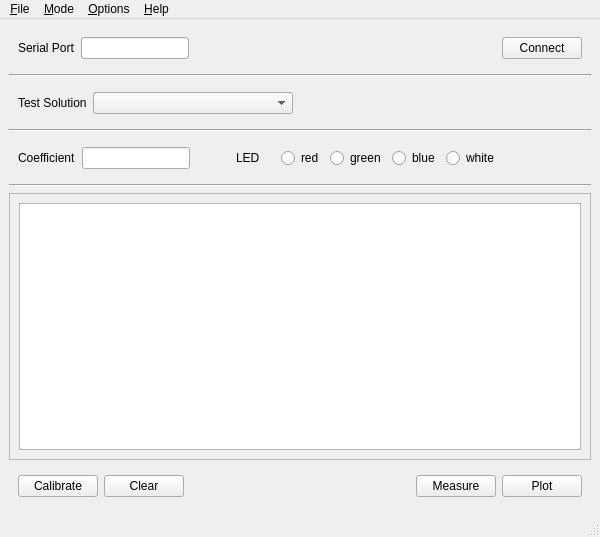
First picture: the form in python/Colorimeter/colorimeter/gui/measure/measure.ui, repository iorodeo/colorimeter, before the edit.
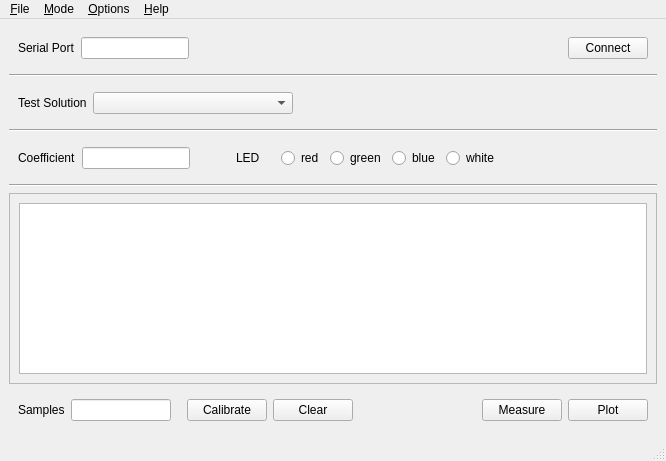
Second picture: the form after the edit. Custom widgets are drawn as their Qt base class.

Commit message: Added lineEdit for setting number for samples to the plot and measure programs.

What changed in the file:
```diff
--- a/python/Colorimeter/colorimeter/gui/measure/measure.ui
+++ b/python/Colorimeter/colorimeter/gui/measure/measure.ui
@@ -6,8 +6,8 @@
    <rect>
     <x>0</x>
     <y>0</y>
-    <width>600</width>
-    <height>537</height>
+    <width>666</width>
+    <height>461</height>
    </rect>
   </property>
   <property name="windowTitle">
@@ -306,6 +306,51 @@
        </size>
       </property>
       <layout class="QHBoxLayout" name="horizontalLayout_3">
+       <item>
+        <widget class="QLabel" name="label_5">
+         <property name="text">
+          <string>Samples</string>
+         </property>
+        </widget>
+       </item>
+       <item>
+        <widget class="QLineEdit" name="samplesLineEdit">
+         <property name="sizePolicy">
+          <sizepolicy hsizetype="Fixed" vsizetype="Fixed">
+           <horstretch>0</horstretch>
+           <verstretch>0</verstretch>
+          </sizepolicy>
+         </property>
+         <property name="minimumSize">
+          <size>
+           <width>100</width>
+           <height>0</height>
+          </size>
+         </property>
+         <property name="maximumSize">
+          <size>
+           <width>100</width>
+           <height>16777215</height>
+          </size>
+         </property>
+        </widget>
+       </item>
+       <item>
+        <spacer name="horizontalSpacer_7">
+         <property name="orientation">
+          <enum>Qt::Horizontal</enum>
+         </property>
+         <property name="sizeType">
+          <enum>QSizePolicy::Fixed</enum>
+         </property>
+         <property name="sizeHint" stdset="0">
+          <size>
+           <width>10</width>
+           <height>20</height>
+          </size>
+         </property>
+        </spacer>
+       </item>
        <item>
         <widget class="QPushButton" name="calibratePushButton">
          <property name="text">
@@ -357,7 +402,7 @@
     <rect>
      <x>0</x>
      <y>0</y>
-     <width>600</width>
+     <width>666</width>
      <height>23</height>
     </rect>
    </property>
```
The commit also changes 5 other files.
